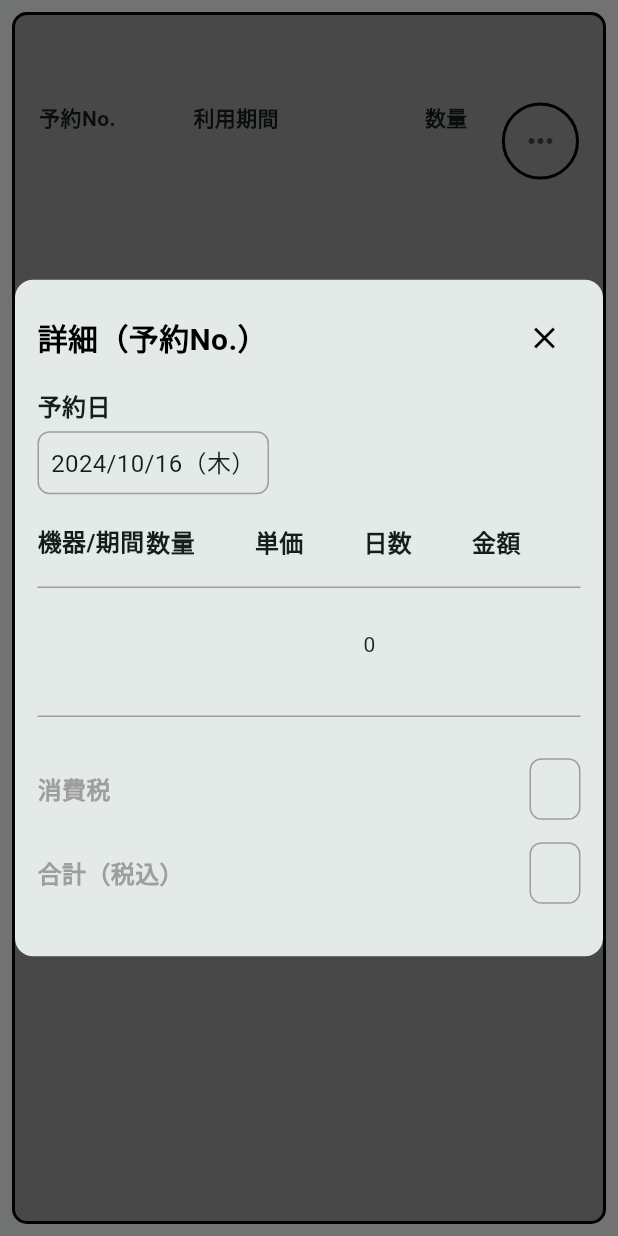
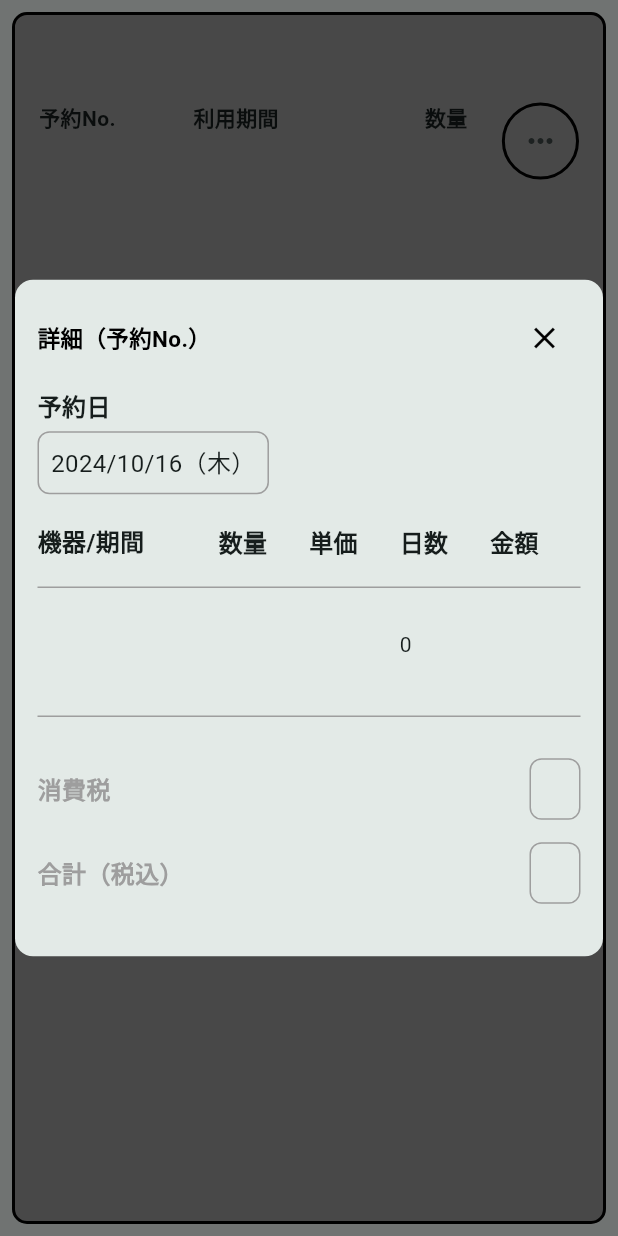
Before and after one commit to Paduvana/yotsuba_mobile, a Flutter app: the ReservationItemWidget widget shown alone on an empty page, opened directly with empty values, after a tap on the "keyboard control" icon, on a phone screen of 412 x 824 dp. Run offline on Flutter 3.47's test engine with Material 3 defaults, Android fonts, the phone set to English and light mode, and no system bars; our stand-ins replace flutter_secure_storage, image_picker; accounts and stored records are empty; network calls fail.

Commit message:
Align items in dialog box table

```diff
--- a/lib/widgets/ReservationDialogBox.dart
+++ b/lib/widgets/ReservationDialogBox.dart
@@ -54,7 +54,7 @@ class ReservationDialogBox extends StatelessWidget {
                     child: Text(
                       '詳細（予約No.$reservationNumber）',
                       style: TextStyle(
-                        fontSize: 20.0,
+                        fontSize: 15.0,
                         color: titleColor,
                         fontWeight: FontWeight.bold,
                       ),
@@ -83,7 +83,7 @@ class ReservationDialogBox extends StatelessWidget {
                     padding: const EdgeInsets.all(8.0),
                     child: Text(
                       '${reservationDate.year}/${reservationDate.month}/${reservationDate.day}（木）',
-                      style: TextStyle(fontSize: 16.0),
+                      style: const TextStyle(fontSize: 16.0),
                     ),
                   ),
                 ],
@@ -92,7 +92,7 @@ class ReservationDialogBox extends StatelessWidget {
               // Table Headers
               const Row(
                 children: [
-                  Expanded(child: Text('機器/期間', style: TextStyle(fontSize: 16.0, fontWeight: FontWeight.bold))),
+                  Expanded(flex: 2, child: Text('機器/期間', style: TextStyle(fontSize: 16.0, fontWeight: FontWeight.bold))),
                   Expanded(child: Text('数量', style: TextStyle(fontSize: 16.0, fontWeight: FontWeight.bold))),
                   Expanded(child: Text('単価', style: TextStyle(fontSize: 16.0, fontWeight: FontWeight.bold))),
                   Expanded(child: Text('日数', style: TextStyle(fontSize: 16.0, fontWeight: FontWeight.bold))),
@@ -106,6 +106,7 @@ class ReservationDialogBox extends StatelessWidget {
              Row(
                 children: [
                   Expanded(
+                    flex: 2,
                     child: Text('$machineName \n ${_formatUsagePeriod(usagePeriod)}', style: const TextStyle(fontSize: 14.0)),
                   ),
                   Expanded(
@@ -129,7 +130,7 @@ class ReservationDialogBox extends StatelessWidget {
               Row(
                 mainAxisAlignment: MainAxisAlignment.spaceBetween,
                 children: [
-                  Text('消費税', style: TextStyle(fontSize: 16.0, fontWeight: FontWeight.bold, color: Colors.grey)),
+                  const Text('消費税', style: TextStyle(fontSize: 16.0, fontWeight: FontWeight.bold, color: Colors.grey)),
                   Container(
                     decoration: BoxDecoration(
                       border: Border.all(color: Colors.grey),
@@ -148,7 +149,7 @@ class ReservationDialogBox extends StatelessWidget {
               Row(
                 mainAxisAlignment: MainAxisAlignment.spaceBetween,
                 children: [
-                  Text('合計（税込）', style: TextStyle(fontSize: 16.0, fontWeight: FontWeight.bold, color: Colors.grey)),
+                  const Text('合計（税込）', style: TextStyle(fontSize: 16.0, fontWeight: FontWeight.bold, color: Colors.grey)),
                   Container(
                     decoration: BoxDecoration(
                       border: Border.all(color: Colors.grey),
@@ -170,14 +171,18 @@ class ReservationDialogBox extends StatelessWidget {
     );
   }
     String _formatUsagePeriod(String period) {
-    List<String> dates = period.split('〜');
+      // Split the usage period into two dates
+      List<String> dates = period.replaceAll('-', '/').split('〜');
       if (dates.length == 2) {
         String startDate = dates[0].trim();
         String endDate = dates[1].trim();
-      DateTime start = DateTime.parse(startDate);
-      DateTime end = DateTime.parse(endDate);
-      return '${start.month}/${start.day} ~ ${end.month}/${end.day}';
+            String formattedStart = startDate.substring(5);
+            String formattedEnd = endDate.substring(5);
+            return '$formattedStart ~ $formattedEnd';
       }
-    return period;
+      else{
+        return period.replaceAll('-', '/');
       }
 }
+
+}
--- a/lib/widgets/ReservationItemWidget.dart
+++ b/lib/widgets/ReservationItemWidget.dart
@@ -128,6 +128,6 @@ class ReservationItemWidget extends StatelessWidget {
 
   String _formatUsagePeriod(String period) {
     // Format the usage period to include line breaks
-    return period.replaceAll(' - ', '\n');
+    return period.replaceAll('-', '/');
   }
 }
```
Lines whose indentation alone changed are shown as unchanged.
